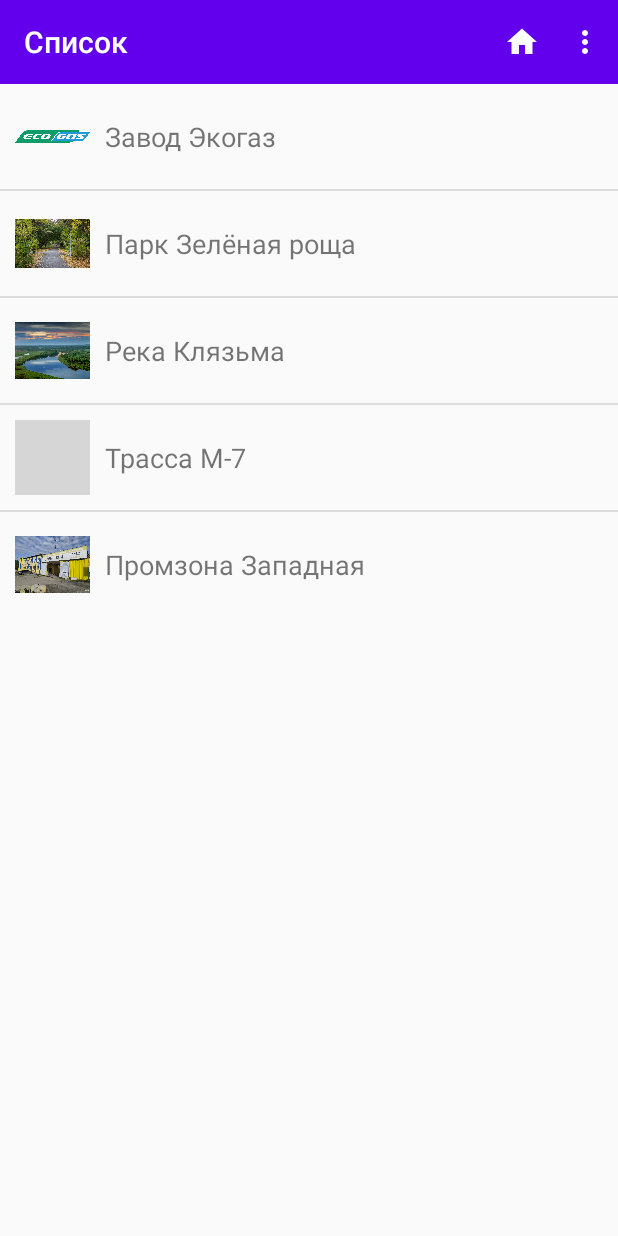
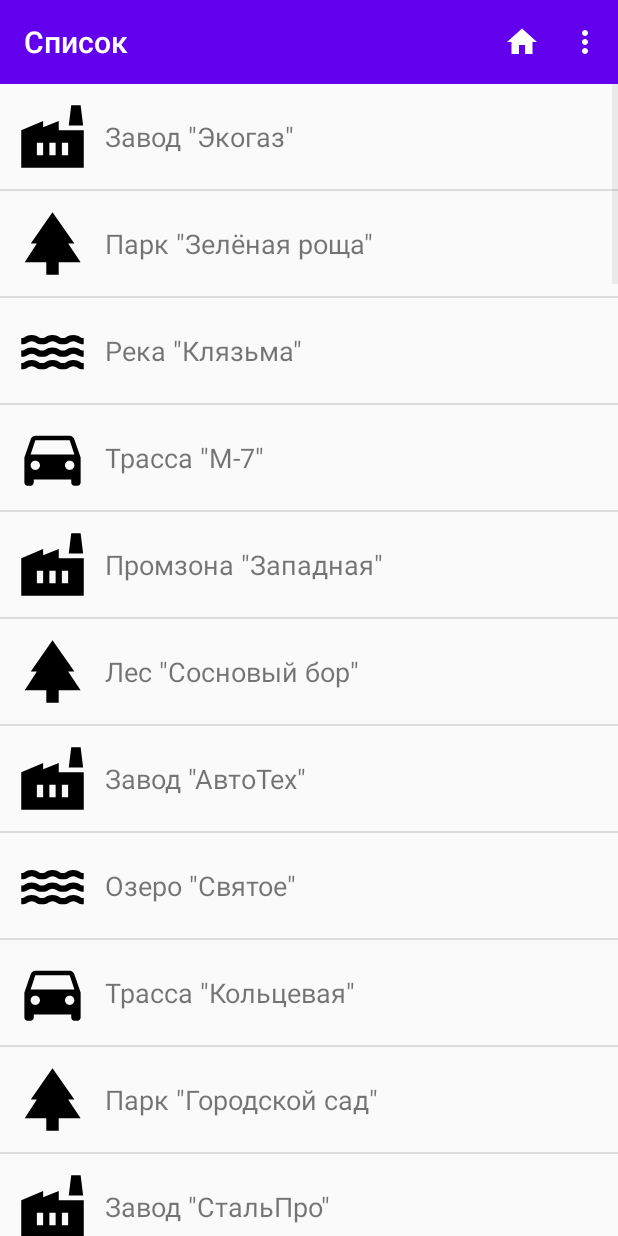
Before and after one commit to Pyvle/mobile-guide, an Android app: the HomeActivity screen opened directly, with no data from a screen before it, on a phone screen of 412 x 824 dp. Run offline under Robolectric (Android 15) with nearby library versions, the phone set to English and light mode, and no system bars; grey boxes are pictures that could not be loaded.

```diff
--- /dev/null
+++ b/ebatpricols/app/src/main/java/com/example/ebatpricols/FileManager.java
@@ -0,0 +1,132 @@
+package com.example.ebatpricols;
+
+import android.content.Context;
+
+import java.io.BufferedReader;
+import java.io.File;
+import java.io.FileInputStream;
+import java.io.FileOutputStream;
+import java.io.IOException;
+import java.io.InputStreamReader;
+import java.util.ArrayList;
+
+public class FileManager {
+    private Context context;
+
+    public FileManager(Context context){
+        this.context = context;
+    }
+
+    // Проверка существования файла и его пустоты
+    public boolean isFileValid(String fileName) {
+        File file = context.getFileStreamPath(fileName);
+        if(!file.exists())
+            return false;
+
+        try (FileInputStream fis = context.openFileInput(fileName)) {
+            return fis.available() > 0; // Возвращает true, если файл не пустой
+        } catch (IOException e) {
+            e.printStackTrace();
+            return false; // Если произошла ошибка, считаем файл недействительным
+        }
+    }
+
+    // Чтение данных из файла
+    public ArrayList<String[]> readDataFromFile(String fileName) {
+        ArrayList<String[]> items = new ArrayList<>();
+
+        try (FileInputStream fis = context.openFileInput(fileName);
+            BufferedReader reader =  new BufferedReader(new InputStreamReader(fis))) {
+
+                String line;
+                while((line = reader.readLine()) != null) {
+                    String[] parts = line.split(":");
+                    items.add(parts);
+                }
+        } catch (IOException e) {
+            e.printStackTrace();
+        }
+        return items;
+    }
+
+    // Добавление записи в файл
+    public void addRecordToFile(String fileName, String record) {
+        try (FileOutputStream fos = context.openFileOutput(fileName, Context.MODE_APPEND)) {
+            fos.write((record + "\n").getBytes()); // Запись новой строки
+        } catch (IOException e) {
+            e.printStackTrace();
+        }
+    }
+
+
+    public void writeDataToFile(String fileName) {
+        String data = "Завод \"Экогаз\":Промышленный объект:55.7558,37.6173:Загрязнение воздуха (CO2,SO2):Датчики\n" +
+                "Парк \"Зелёная роща\":Природный объект:54.9876,38.1234:Загрязнение почвы,уровень радиации:Лабораторный анализ\n" +
+                "Река \"Клязьма\":Природный водный объект:55.4312,38.6543:Загрязнение воды (химические и биологические параметры):Пробы воды,лабораторный анализ\n" +
+                "Трасса \"М-7\":Транспортная инфраструктура:55.8765,37.8765:Уровень шума,загрязнение воздуха:Шумомеры,анализ воздуха\n" +
+                "Промзона \"Западная\":Промышленный объект:56.4321,37.1234:Загрязнение почвы и воды:Пробы воды и почвы\n" +
+                "Лес \"Сосновый бор\":Природный объект:57.3210,39.3210:Загрязнение почвы,радиационный фон:Лабораторный анализ,радиометры\n" +
+                "Завод \"АвтоТех\":Промышленный объект:55.3421,37.2234:Загрязнение воздуха (CO2,NO2):Датчики\n" +
+                "Озеро \"Святое\":Природный водный объект:54.6543,38.4321:Загрязнение воды (бактериологические исследования):Пробы воды,лабораторный анализ\n" +
+                "Трасса \"Кольцевая\":Транспортная инфраструктура:55.9987,37.1122:Уровень вибрации,загрязнение воздуха:Виброметры,анализ воздуха\n" +
+                "Парк \"Городской сад\":Природный объект:56.9876,37.9876:Загрязнение почвы,уровень радиации:Лабораторный анализ\n" +
+                "Завод \"СтальПро\":Промышленный объект:55.5432,37.6543:Загрязнение воздуха (SO2,CO2):Датчики\n" +
+                "Река \"Москва\":Природный водный объект:55.7210,37.6199:Загрязнение воды (химические и физические параметры):Пробы воды,лабораторный анализ\n" +
+                "Автомагистраль \"Север\":Транспортная инфраструктура:56.1123,37.5432:Уровень шума,загрязнение воздуха:Шумомеры,анализ качества воздуха\n" +
+                "Парк \"Патриот\":Природный объект:56.8765,38.1234:Загрязнение почвы,уровень радиации:Лабораторный анализ\n" +
+                "Промзона \"Южная\":Промышленный объект:55.1234,37.5432:Загрязнение почвы и воздуха:Пробы почвы,анализ воздуха\n" +
+                "Завод \"ЭнергоМаш\":Промышленный объект:55.3210,37.8765:Загрязнение воздуха (SO2,NO2):Датчики\n" +
+                "Озеро \"Ладожское\":Природный водный объект:59.1234,31.5432:Загрязнение воды (биологические исследования):Пробы воды,лабораторный анализ\n" +
+                "Трасса \"Южная магистраль\":Транспортная инфраструктура:55.7654,37.9876:Уровень шума,загрязнение воздуха:Шумомеры,анализ воздуха\n" +
+                "Парк \"Малиновка\":Природный объект:56.4321,38.8765:Загрязнение почвы,уровень радиации:Лабораторный анализ\n" +
+                "Промзона \"Северная\":Промышленный объект:55.4321,37.8765:Загрязнение почвы,воды и воздуха:Пробы,датчики\n" +
+                "Завод \"ТехПром\":Промышленный объект:55.7654,37.6543:Загрязнение воздуха (NO2,CO):Датчики\n" +
+                "Озеро \"Красное\":Природный водный объект:54.8765,38.5432:Загрязнение воды (химические вещества):Пробы воды,лабораторный анализ\n" +
+                "Трасса \"М-9\":Транспортная инфраструктура:55.4321,37.7654:Уровень шума,загрязнение воздуха:Шумомеры,датчики качества воздуха\n" +
+                "Лесопарк \"Синичкино\":Природный объект:56.8765,38.5432:Загрязнение почвы,радиационный фон:Лабораторный анализ\n" +
+                "Промзона \"Московская\":Промышленный объект:55.5432,37.4321:Загрязнение почвы и воды:Пробы воды и почвы\n" +
+                "Завод \"НефтеГаз\":Промышленный объект:55.8765,37.5432:Загрязнение воздуха (CO2,SO2):Датчики\n" +
+                "Река \"Ока\":Природный водный объект:55.6543,37.7654:Загрязнение воды (химические и биологические параметры):Пробы воды,лабораторный анализ\n" +
+                "Автомагистраль \"М-8\":Транспортная инфраструктура:55.8765,37.4321:Уровень вибрации,загрязнение воздуха:Виброметры,анализ воздуха\n" +
+                "Парк \"Зеленый угол\":Природный объект:56.8765,38.4321:Загрязнение почвы,уровень радиации:Лабораторный анализ\n" +
+                "Завод \"МеталПром\":Промышленный объект:55.7654,37.8765:Загрязнение воздуха (CO,NO2):Датчики\n" +
+                "Озеро \"Голубое\":Природный водный объект:54.6543,38.1234:Загрязнение воды (органические вещества):Пробы воды,лабораторный анализ\n" +
+                "Трасса \"Восточная\":Транспортная инфраструктура:55.3210,37.8765:Уровень шума,вибрации:Шумомеры,виброметры\n" +
+                "Завод \"ХимТех\":Промышленный объект:55.5432,37.4321:Загрязнение воздуха (SO2,NO2):Датчики\n" +
+                "Парк \"Центральный\":Природный объект:56.4321,38.6543:Загрязнение почвы,радиационный фон:Лабораторный анализ\n" +
+                "Автомагистраль \"Южная\":Транспортная инфраструктура:55.6543,37.9876:Уровень шума,загрязнение воздуха:Шумомеры,анализ воздуха\n" +
+                "Завод \"ЭкоТех\":Промышленный объект:55.7654,37.5432:Загрязнение воздуха (CO2,NO):Датчики\n" +
+                "Озеро \"Лебединое\":Природный водный объект:54.8765,38.8765:Загрязнение воды (бактериологические исследования):Пробы воды,лабораторный анализ\n" +
+                "Трасса \"М-4\":Транспортная инфраструктура:55.1234,37.6543:Уровень шума,вибрации:Шумомеры,виброметры\n" +
+                "Промзона \"Восточная\":Промышленный объект:55.6543,37.8765:Загрязнение почвы и воды:Пробы воды и почвы\n" +
+                "Завод \"СтройПром\":Промышленный объект:55.8765,37.5432:Загрязнение воздуха (CO,SO2):Датчики\n" +
+                "Река \"Дон\":Природный водный объект:55.5432,38.4321:Загрязнение воды (химические и биологические параметры):Пробы воды,лабораторный анализ\n" +
+                "Автомагистраль \"Крымская\":Транспортная инфраструктура:55.4321,37.7654:Уровень шума,вибрации:Шумомеры,виброметры\n" +
+                "Лесопарк \"Воробьевы горы\":Природный объект:56.6543,37.9876:Загрязнение почвы,уровень радиации:Лабораторный анализ\n" +
+                "Завод \"НефтеХим\":Промышленный объект:55.7654,37.5432:Загрязнение воздуха (NO,SO2):Датчики\n" +
+                "Озеро \"Чистое\":Природный водный объект:54.8765,38.4321:Загрязнение воды (биологические исследования):Пробы воды,лабораторный анализ\n" +
+                "Трасса \"Северная\":Транспортная инфраструктура:55.9876,37.5432:Уровень шума,загрязнение воздуха:Шумомеры,анализ воздуха\n" +
+                "Промзона \"Западная\":Промышленный объект:55.7654,37.8765:Загрязнение почвы и воды:Пробы воды и почвы\n" +
+                "Завод \"ТяжМаш\":Промышленный объект:55.5432,37.4321:Загрязнение воздуха (CO2,NO2):Датчики\n" +
+                "Река \"Волга\":Природный водный объект:55.4321,38.1234:Загрязнение воды (химические вещества):Пробы воды,лабораторный анализ\n" +
+                "Автомагистраль \"Западная\":Транспортная инфраструктура:55.8765,37.8765:Уровень шума,вибрации:Шумомеры,виброметры\n" +
+                "Парк \"Новый мир\":Природный объект:56.5432,37.6543:Загрязнение почвы,уровень радиации:Лабораторный анализ\n" +
+                "Завод \"АгроТех\":Промышленный объект:55.9876,37.4321:Загрязнение воздуха (NO,CO2):Датчики\n" +
+                "Озеро \"Светлое\":Природный водный объект:54.7654,38.5432:Загрязнение воды (бактериологические исследования):Пробы воды,лабораторный анализ\n" +
+                "Трасса \"Солнечная\":Транспортная инфраструктура:55.8765,37.6543:Уровень вибрации,загрязнение воздуха:Виброметры,анализ воздуха\n" +
+                "Лес \"Малиновый лес\":Природный объект:56.9876,38.7654:Загрязнение почвы,уровень радиации:Лабораторный анализ\n" +
+                "Завод \"ТехСнаб\":Промышленный объект:55.6543,37.8765:Загрязнение воздуха (CO,NO2):Датчики\n" +
+                "Река \"Яуза\":Природный водный объект:55.5432,38.6543:Загрязнение воды (химические вещества):Пробы воды,лабораторный анализ\n" +
+                "Автомагистраль \"М-11\":Транспортная инфраструктура:55.9876,37.8765:Уровень шума,вибрации:Шумомеры,виброметры\n" +
+                "Промзона \"Северная\":Промышленный объект:55.6543,37.6543:Загрязнение почвы и воды:Пробы воды и почвы\n" +
+                "Завод \"МеталПром\":Промышленный объект:55.9876,37.4321:Загрязнение воздуха (CO,NO):Датчики\n" +
+                "Озеро \"Белое\":Природный водный объект:54.8765,38.8765:Загрязнение воды (химические и биологические параметры):Пробы воды,лабораторный анализ\n" +
+                "Трасса \"Южная\":Транспортная инфраструктура:55.6543,37.5432:Уровень шума,вибрации:Шумомеры,виброметры\n";
+
+        try (FileOutputStream fos = context.openFileOutput(fileName, Context.MODE_PRIVATE)) {
+            fos.write(data.getBytes());
+        } catch (IOException e) {
+            e.printStackTrace();
+        }
+    }
+}
--- a/ebatpricols/app/src/main/java/com/example/ebatpricols/HomeActivity.java
+++ b/ebatpricols/app/src/main/java/com/example/ebatpricols/HomeActivity.java
@@ -20,9 +20,8 @@ import java.util.Arrays;
 
 public class HomeActivity extends AppCompatActivity {
     private ListView list;
-    private String[] array;
-    private int[] images = {R.drawable.i, R.drawable.i2, R.drawable.i3, R.drawable.i4, R.drawable.i5};
-
+    private String fileName = "environment_data.txt";
+    private ArrayList<String[]> array;
     private MyAdapter adapter;
 
 
@@ -32,13 +31,17 @@ public class HomeActivity extends AppCompatActivity {
         super.onCreate(savedInstanceState);
         setContentView(R.layout.activity_home);
 
-
-
         //Показ списка
         list = findViewById(R.id.listView);
-        array = getResources().getStringArray(R.array.cities);
+        FileManager fileManager = new FileManager(this);
 
-        adapter = new MyAdapter(this, array, images);
+        if(!fileManager.isFileValid(fileName)) {
+            fileManager.writeDataToFile(fileName);
+        }
+
+        array = fileManager.readDataFromFile(fileName);
+
+        adapter = new MyAdapter(this, array);
         list.setAdapter(adapter);
 
         //показ верхней понели
@@ -50,11 +53,10 @@ public class HomeActivity extends AppCompatActivity {
             @Override
             public void onItemClick(AdapterView<?> parent, View view, int position, long id) {
                 Intent intent = new Intent(HomeActivity.this, Text_Content_Activity.class);
-                intent.putExtra("position", position);
+                intent.putExtra("object_info", array.get(position));
                 startActivity(intent);
             }
         });
-
     }
 
     @Override
--- a/ebatpricols/app/src/main/java/com/example/ebatpricols/MyAdapter.java
+++ b/ebatpricols/app/src/main/java/com/example/ebatpricols/MyAdapter.java
@@ -11,16 +11,37 @@ import android.widget.TextView;
 import androidx.annotation.NonNull;
 import androidx.annotation.Nullable;
 
+import java.util.ArrayList;
+
 public class MyAdapter extends ArrayAdapter<String> {
     private final Context context;
-    private final String[] values;
-    private final int[] images;
+    private final ArrayList<String[]> values;
 
-    public MyAdapter(@NonNull Context context, String[] values, int[] images) {
-        super(context, R.layout.list_item, values);
+    public MyAdapter(@NonNull Context context, ArrayList<String[]> values) {
+        super(context, R.layout.list_item);
         this.context = context;
         this.values = values;
-        this.images = images;
+    }
+
+    @Override
+    public int getCount() {
+        return values.size();
+    }
+
+    // Метод для получения изображения в зависимости от типа объекта
+    private int getImageResource(String type) {
+        switch (type) {
+            case "Промышленный объект":
+                return R.drawable.ic_factory; // Изображение завода
+            case "Природный объект":
+                return R.drawable.ic_tree; // Изображение дерева
+            case "Транспортная инфраструктура":
+                return R.drawable.ic_road; // Изображение дороги
+            case "Природный водный объект":
+                return R.drawable.ic_water; // Изображение воды
+            default:
+                return R.drawable.ic_default; // Изображение по умолчанию
+        }
     }
 
     @NonNull
@@ -33,8 +54,10 @@ public class MyAdapter extends ArrayAdapter<String> {
         ImageView imageView = rowView.findViewById(R.id.item_image);
 
         // Устанавливаем текст и изображение для каждого элемента
-        textView.setText(values[position]);
-        imageView.setImageResource(images[position]);
+        textView.setText(values.get(position)[0]);
+
+        String type = values.get(position)[1];
+        imageView.setImageResource(getImageResource(type));
 
         return rowView;
     }
--- /dev/null
+++ b/ebatpricols/app/src/main/res/drawable/ic_default.xml
@@ -0,0 +1,5 @@
+<vector xmlns:android="http://schemas.android.com/apk/res/android" android:height="24dp" android:tint="#000000" android:viewportHeight="24" android:viewportWidth="24" android:width="24dp">
+
+    <path android:fillColor="@android:color/white" android:pathData="M17.6,9.48l1.84,-3.18c0.16,-0.31 0.04,-0.69 -0.26,-0.85c-0.29,-0.15 -0.65,-0.06 -0.83,0.22l-1.88,3.24c-2.86,-1.21 -6.08,-1.21 -8.94,0L5.65,5.67c-0.19,-0.29 -0.58,-0.38 -0.87,-0.2C4.5,5.65 4.41,6.01 4.56,6.3L6.4,9.48C3.3,11.25 1.28,14.44 1,18h22C22.72,14.44 20.7,11.25 17.6,9.48zM7,15.25c-0.69,0 -1.25,-0.56 -1.25,-1.25c0,-0.69 0.56,-1.25 1.25,-1.25S8.25,13.31 8.25,14C8.25,14.69 7.69,15.25 7,15.25zM17,15.25c-0.69,0 -1.25,-0.56 -1.25,-1.25c0,-0.69 0.56,-1.25 1.25,-1.25s1.25,0.56 1.25,1.25C18.25,14.69 17.69,15.25 17,15.25z"/>
+
+</vector>
--- /dev/null
+++ b/ebatpricols/app/src/main/res/drawable/ic_factory.xml
@@ -0,0 +1,5 @@
+<vector xmlns:android="http://schemas.android.com/apk/res/android" android:height="24dp" android:tint="#000000" android:viewportHeight="24" android:viewportWidth="24" android:width="24dp">
+
+    <path android:fillColor="@android:color/white" android:pathData="M22,10v12H2V10l7,-3v2l5,-2l0,0l0,3H22zM17.2,8.5L18,2h3l0.8,6.5H17.2zM11,18h2v-4h-2V18zM7,18h2v-4H7V18zM17,14h-2v4h2V14z"/>
+
+</vector>
--- /dev/null
+++ b/ebatpricols/app/src/main/res/drawable/ic_road.xml
@@ -0,0 +1,5 @@
+<vector xmlns:android="http://schemas.android.com/apk/res/android" android:height="24dp" android:tint="#000000" android:viewportHeight="24" android:viewportWidth="24" android:width="24dp">
+
+    <path android:fillColor="@android:color/white" android:pathData="M18.92,6.01C18.72,5.42 18.16,5 17.5,5h-11c-0.66,0 -1.21,0.42 -1.42,1.01L3,12v8c0,0.55 0.45,1 1,1h1c0.55,0 1,-0.45 1,-1v-1h12v1c0,0.55 0.45,1 1,1h1c0.55,0 1,-0.45 1,-1v-8l-2.08,-5.99zM6.5,16c-0.83,0 -1.5,-0.67 -1.5,-1.5S5.67,13 6.5,13s1.5,0.67 1.5,1.5S7.33,16 6.5,16zM17.5,16c-0.83,0 -1.5,-0.67 -1.5,-1.5s0.67,-1.5 1.5,-1.5 1.5,0.67 1.5,1.5 -0.67,1.5 -1.5,1.5zM5,11l1.5,-4.5h11L19,11L5,11z"/>
+
+</vector>
--- /dev/null
+++ b/ebatpricols/app/src/main/res/drawable/ic_tree.xml
@@ -0,0 +1,5 @@
+<vector xmlns:android="http://schemas.android.com/apk/res/android" android:height="24dp" android:tint="#000000" android:viewportHeight="24" android:viewportWidth="24" android:width="24dp">
+
+    <path android:fillColor="@android:color/white" android:pathData="M17,12l2,0l-7,-10l-6.95,10l1.95,0l-3.9,6l6.92,0l0,4l3.96,0l0,-4l7.02,0z"/>
+
+</vector>
--- /dev/null
+++ b/ebatpricols/app/src/main/res/drawable/ic_water.xml
@@ -0,0 +1,5 @@
+<vector xmlns:android="http://schemas.android.com/apk/res/android" android:height="24dp" android:tint="#000000" android:viewportHeight="24" android:viewportWidth="24" android:width="24dp">
+
+    <path android:fillColor="@android:color/white" android:pathData="M21.98,14H22H21.98zM5.35,13c1.19,0 1.42,1 3.33,1c1.95,0 2.09,-1 3.33,-1c1.19,0 1.42,1 3.33,1c1.95,0 2.09,-1 3.33,-1c1.19,0 1.4,0.98 3.31,1v-2c-1.19,0 -1.42,-1 -3.33,-1c-1.95,0 -2.09,1 -3.33,1c-1.19,0 -1.42,-1 -3.33,-1c-1.95,0 -2.09,1 -3.33,1c-1.19,0 -1.42,-1 -3.33,-1C3.38,11 3.24,12 2,12v2C3.9,14 4.17,13 5.35,13zM18.67,15c-1.95,0 -2.09,1 -3.33,1c-1.19,0 -1.42,-1 -3.33,-1c-1.95,0 -2.1,1 -3.34,1c-1.24,0 -1.38,-1 -3.33,-1c-1.95,0 -2.1,1 -3.34,1v2c1.95,0 2.11,-1 3.34,-1c1.24,0 1.38,1 3.33,1c1.95,0 2.1,-1 3.34,-1c1.19,0 1.42,1 3.33,1c1.94,0 2.09,-1 3.33,-1c1.19,0 1.42,1 3.33,1v-2C20.76,16 20.62,15 18.67,15zM5.35,9c1.19,0 1.42,1 3.33,1c1.95,0 2.09,-1 3.33,-1c1.19,0 1.42,1 3.33,1c1.95,0 2.09,-1 3.33,-1c1.19,0 1.4,0.98 3.31,1V8c-1.19,0 -1.42,-1 -3.33,-1c-1.95,0 -2.09,1 -3.33,1c-1.19,0 -1.42,-1 -3.33,-1C10.04,7 9.9,8 8.66,8C7.47,8 7.24,7 5.33,7C3.38,7 3.24,8 2,8v2C3.9,10 4.17,9 5.35,9z"/>
+
+</vector>
--- a/ebatpricols/app/src/main/res/layout/text_content.xml
+++ b/ebatpricols/app/src/main/res/layout/text_content.xml
@@ -35,8 +35,8 @@
                     <ImageView
                         android:id="@+id/main_image"
                         android:layout_width="match_parent"
-                        android:layout_height="wrap_content"
-                        android:src="@drawable/i" />
+                        android:layout_height="match_parent"
+                        android:src="@drawable/ic_default" />
 
                 </LinearLayout>
 
--- a/ebatpricols/app/src/main/res/values/arrays.xml
+++ /dev/null
@@ -1,13 +0,0 @@
-<?xml version="1.0" encoding="utf-8"?>
-<resources>
-    <string-array name="cities">
-
-        <item>Завод "Экогаз"</item>
-        <item>Парк "Зелёная роща"</item>
-        <item>Река "Клязьма"</item>
-        <item>Трасса "М-7"</item>
-        <item>Промзона "Западная"</item>
-
-    </string-array>
-
-</resources>
```
Also changed, not shown: ebatpricols/app/src/main/java/com/example/ebatpricols/Text_Content_Activity.java (+27 -14 lines), ebatpricols/app/src/main/res/values/strings.xml (+0 -7 lines), ebatpricols/app/src/main/res/drawable/i.png (deleted), ebatpricols/app/src/main/res/drawable/i2.jpg (deleted), ebatpricols/app/src/main/res/drawable/i3.jpg (deleted), ebatpricols/app/src/main/res/drawable/i5.webp (deleted), 1 other file.
